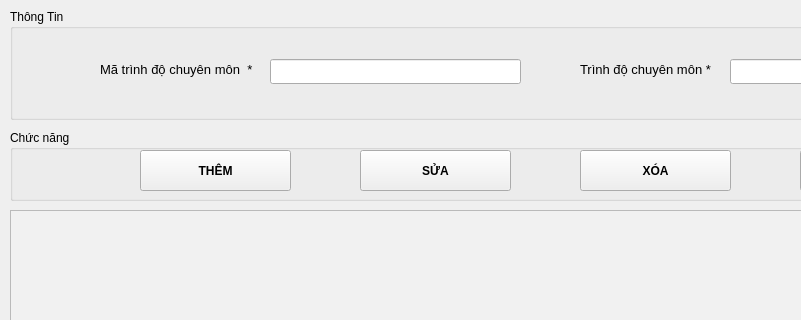
First picture: the form in ui/FormTrinhDoChuyenMon.ui, repository namchuminh/PyQT5_QLDangVien, before the edit; both pictures show x 0 to 801 and y 0 to 320 of the 1101 by 681 pixel window.
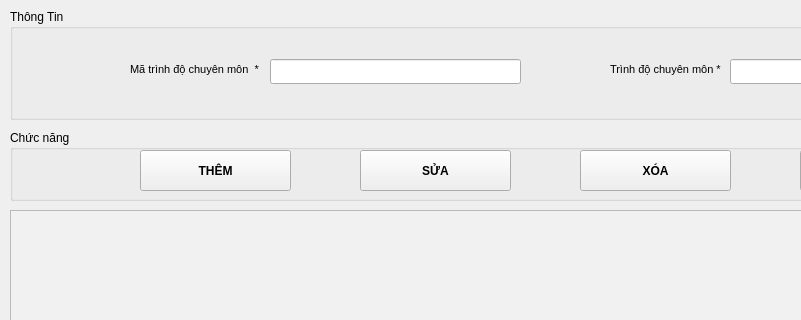
Second picture: the form after the edit.

What changed in the file:
```diff
--- a/ui/FormTrinhDoChuyenMon.ui
+++ b/ui/FormTrinhDoChuyenMon.ui
@@ -161,15 +161,15 @@
    <widget class="QLabel" name="label">
     <property name="geometry">
      <rect>
-      <x>90</x>
+      <x>120</x>
       <y>50</y>
-      <width>161</width>
+      <width>131</width>
       <height>21</height>
      </rect>
     </property>
     <property name="font">
      <font>
-      <pointsize>10</pointsize>
+      <pointsize>8</pointsize>
      </font>
     </property>
     <property name="text">
@@ -179,15 +179,15 @@
    <widget class="QLabel" name="label_2">
     <property name="geometry">
      <rect>
-      <x>570</x>
+      <x>600</x>
       <y>50</y>
-      <width>141</width>
+      <width>111</width>
       <height>21</height>
      </rect>
     </property>
     <property name="font">
      <font>
-      <pointsize>10</pointsize>
+      <pointsize>8</pointsize>
      </font>
     </property>
     <property name="text">
```
